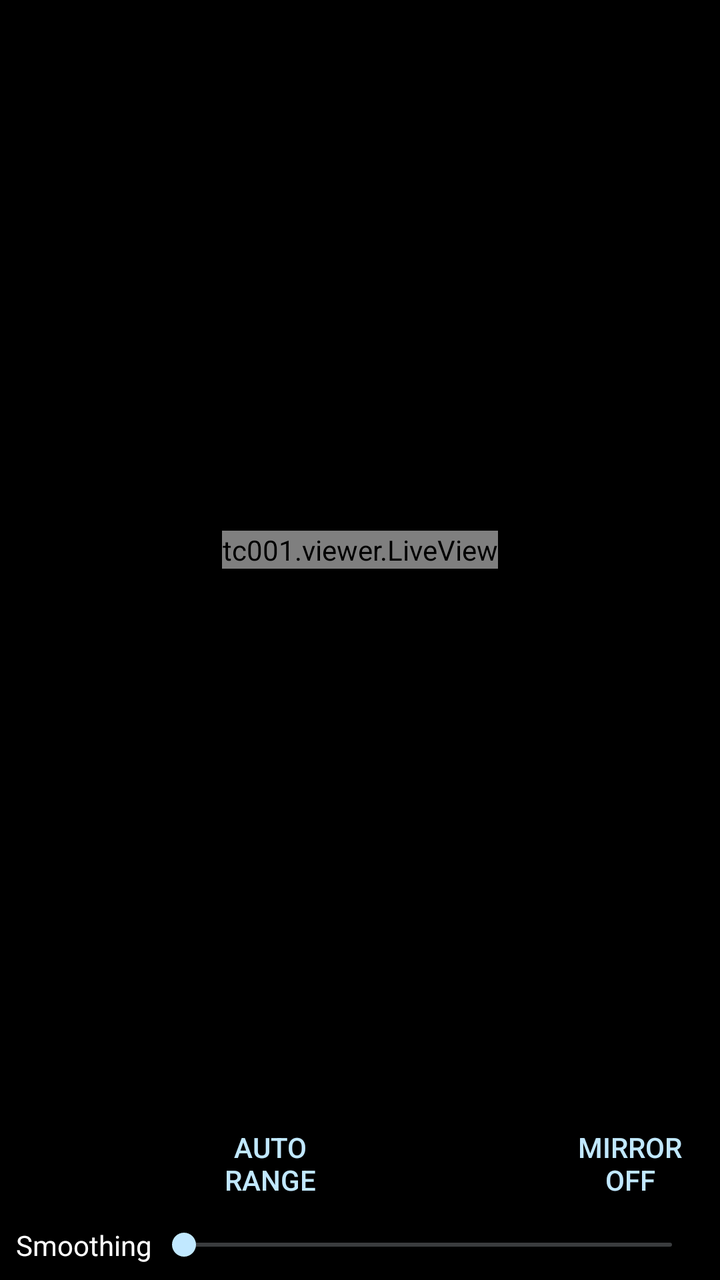
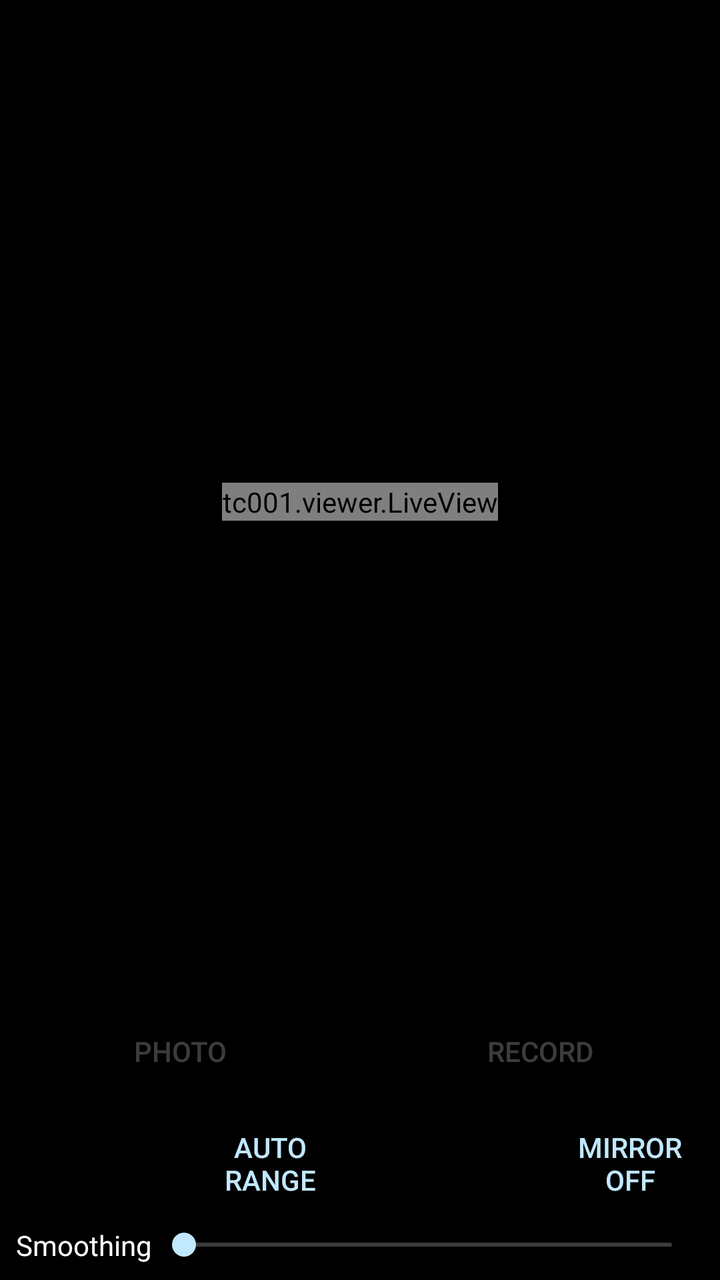

An Android layout rendered at two revisions. The XML below is the earlier revision; the diff shows what the commit changed to produce the second picture.
<!-- AndroidManifest.xml: application theme Theme.TC001 -->
<!-- res/layout/main.xml -->
<?xml version="1.0" encoding="utf-8"?>
<LinearLayout xmlns:android="http://schemas.android.com/apk/res/android"
    android:id="@+id/root"
    android:layout_width="match_parent"
    android:layout_height="match_parent"
    android:orientation="vertical">

    <FrameLayout
        android:layout_width="match_parent"
        android:layout_height="0dp"
        android:layout_weight="1">

        <tc001.viewer.LiveView
            android:id="@+id/live"
            android:layout_width="wrap_content"
            android:layout_height="wrap_content"
            android:layout_gravity="center" />

        <TextView
            android:id="@+id/message"
            android:layout_width="wrap_content"
            android:layout_height="wrap_content"
            android:layout_gravity="center"
            android:gravity="center"
            android:padding="16dp"
            android:textColor="#FFFFFF"
            android:textSize="20sp"
            android:visibility="gone" />

        
        <TextView
            android:id="@+id/fps"
            android:layout_width="wrap_content"
            android:layout_height="wrap_content"
            android:layout_gravity="top|start"
            android:background="#C0000000"
            android:padding="4dp"
            android:textColor="#FFFFFF"
            android:visibility="gone" />
    </FrameLayout>

    <LinearLayout
        style="?android:attr/buttonBarStyle"
        android:layout_width="match_parent"
        android:layout_height="wrap_content"
        android:orientation="horizontal">

        <Button
            android:id="@+id/palette"
            style="?android:attr/buttonBarButtonStyle"
            android:layout_width="0dp"
            android:layout_height="wrap_content"
            android:layout_weight="1" />

        <ToggleButton
            android:id="@+id/lock"
            style="?android:attr/buttonBarButtonStyle"
            android:layout_width="0dp"
            android:layout_height="wrap_content"
            android:layout_weight="1"
            android:saveEnabled="false"
            android:textOff="@string/range_auto"
            android:textOn="@string/range_locked" />

        <Button
            android:id="@+id/rotate"
            style="?android:attr/buttonBarButtonStyle"
            android:layout_width="0dp"
            android:layout_height="wrap_content"
            android:layout_weight="1" />

        <ToggleButton
            android:id="@+id/mirror"
            style="?android:attr/buttonBarButtonStyle"
            android:layout_width="0dp"
            android:layout_height="wrap_content"
            android:layout_weight="1"
            android:textOff="@string/mirror_off"
            android:textOn="@string/mirror_on" />
    </LinearLayout>

    <LinearLayout
        android:layout_width="match_parent"
        android:layout_height="wrap_content"
        android:gravity="center_vertical"
        android:orientation="horizontal"
        android:padding="8dp">

        <TextView
            android:layout_width="wrap_content"
            android:layout_height="wrap_content"
            android:labelFor="@id/smoothing"
            android:text="@string/smoothing"
            android:textColor="#FFFFFF" />

        <SeekBar
            android:id="@+id/smoothing"
            android:layout_width="0dp"
            android:layout_height="wrap_content"
            android:layout_weight="1"
            android:max="100" />
    </LinearLayout>
</LinearLayout>
<!-- resources referenced by this layout -->
<resources>
  <string name="mirror_off">Mirror off</string>
  <string name="mirror_on">Mirrored</string>
  <string name="range_auto">Auto range</string>
  <string name="range_locked">Range locked</string>
  <string name="smoothing">Smoothing</string>
  <style name="Theme.TC001" parent="android:Theme.DeviceDefault.NoActionBar">
          <item name="android:windowBackground">@android:color/black</item>
      </style>
</resources>

<!-- the commit's change to res/layout/main.xml (unified diff, before → after) -->
@@ -38,6 +38,31 @@
             android:textColor="#FFFFFF"
             android:visibility="gone" />
     </FrameLayout>
+
+    <LinearLayout
+        style="?android:attr/buttonBarStyle"
+        android:layout_width="match_parent"
+        android:layout_height="wrap_content"
+        android:orientation="horizontal">
+
+        <Button
+            android:id="@+id/photo"
+            style="?android:attr/buttonBarButtonStyle"
+            android:layout_width="0dp"
+            android:layout_height="wrap_content"
+            android:layout_weight="1"
+            android:enabled="false"
+            android:text="@string/photo" />
+
+        <Button
+            android:id="@+id/record"
+            style="?android:attr/buttonBarButtonStyle"
+            android:layout_width="0dp"
+            android:layout_height="wrap_content"
+            android:layout_weight="1"
+            android:enabled="false"
+            android:text="@string/record" />
+    </LinearLayout>
 
     <LinearLayout
         style="?android:attr/buttonBarStyle"
<!-- resource entries referenced after the edit -->
@@ -2,8 +2,10 @@
 <resources>
   <string name="mirror_off">Mirror off</string>
   <string name="mirror_on">Mirrored</string>
+  <string name="photo">Photo</string>
   <string name="range_auto">Auto range</string>
   <string name="range_locked">Range locked</string>
+  <string name="record">Record</string>
   <string name="smoothing">Smoothing</string>
   <style name="Theme.TC001" parent="android:Theme.DeviceDefault.NoActionBar">
           <item name="android:windowBackground">@android:color/black</item>
